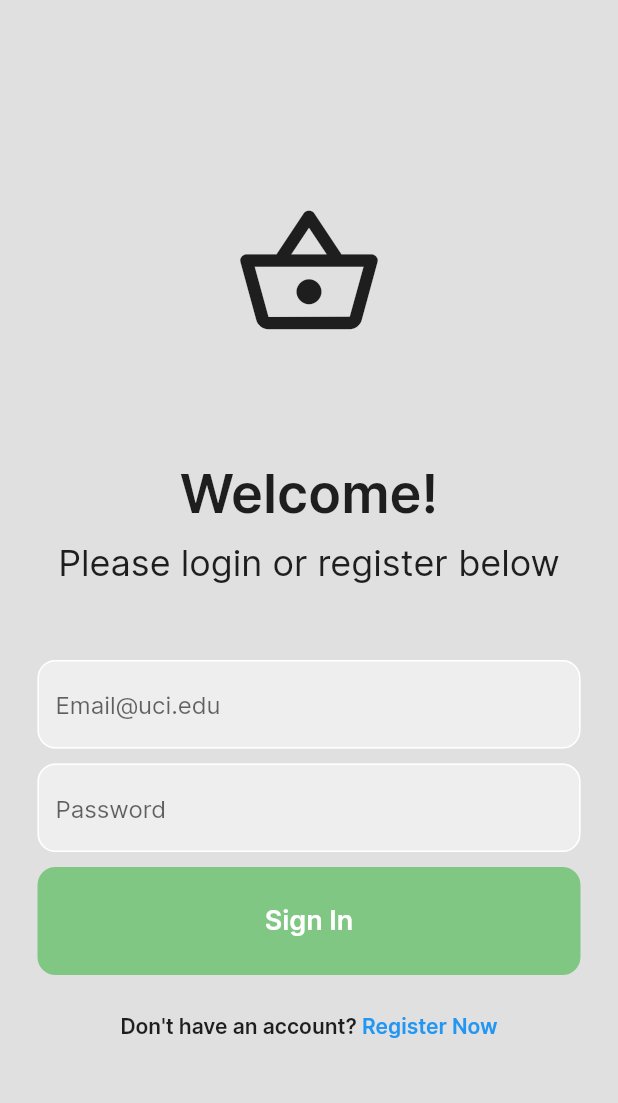
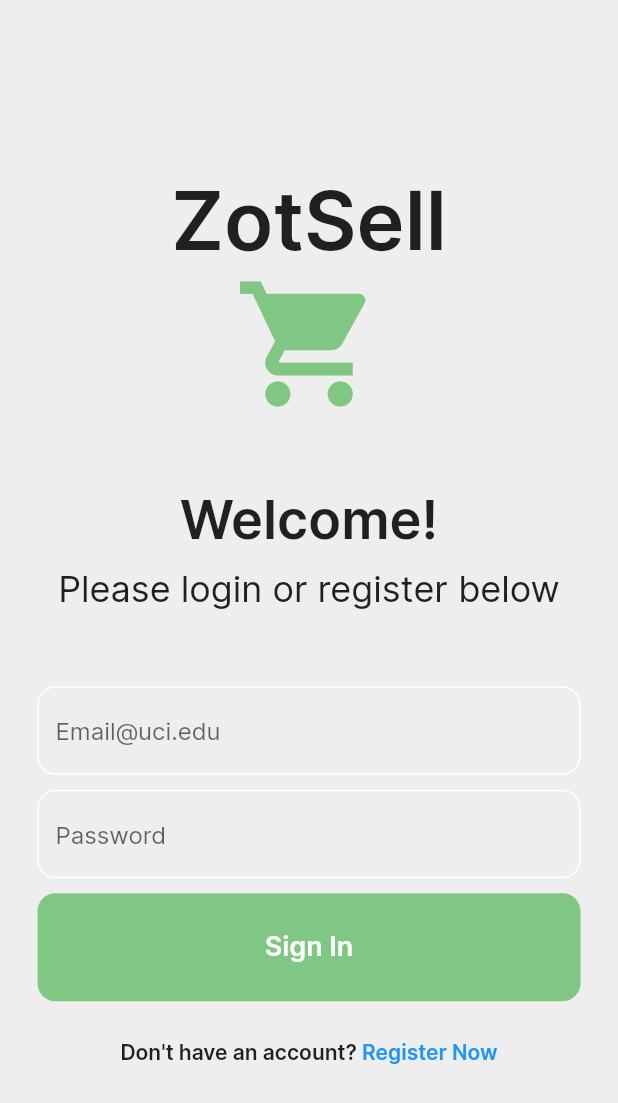
Before and after one commit to juliusya45/ZotSellApp, a Flutter app: the screen it shows after launch, on a phone screen of 412 x 824 dp. Shown: the top 1103 px of the screen. Run offline on Flutter 3.47's test engine with Material 2 defaults, Android fonts, the phone set to English and light mode, and no system bars; our stand-ins replace cached_network_image, cloud_firestore, firebase_auth, firebase_core, flutter_spinkit; accounts and stored records are empty.

Commit message:
adding const and ignoring unnecessary null comp

```diff
--- a/lib/screens/authenticate/login_screen.dart
+++ b/lib/screens/authenticate/login_screen.dart
@@ -40,7 +40,7 @@ class _LoginScreenState extends State<LoginScreen> {
   @override
   Widget build(BuildContext context) {
     return Scaffold(
-      backgroundColor: Colors.grey[300],
+      backgroundColor: Colors.grey[200],
       body: SafeArea(
         child: Center(
           child: SingleChildScrollView(
@@ -48,24 +48,31 @@ class _LoginScreenState extends State<LoginScreen> {
               mainAxisAlignment: MainAxisAlignment.center,
               children: [
               //logo would go here
-              Icon(Icons.shopping_basket_outlined, size: 100),
-              SizedBox(height: 75),
+              const Text(
+                'ZotSell',
+                style: TextStyle(
+                  fontWeight: FontWeight.bold,
+                  fontSize: 54,
+                )
+                ),
+              Icon(Icons.shopping_cart, size: 100, color: Colors.green[300]),
+              const SizedBox(height: 45),
               //Header text to welcome user
-              Text(
+              const Text(
                 'Welcome!',
                 style: TextStyle(
                   fontWeight: FontWeight.bold,
                   fontSize: 36,
                 ),
               ),
-              SizedBox(height: 10),
-              Text(
+              const SizedBox(height: 10),
+              const Text(
                 'Please login or register below',
                 style: TextStyle(
                   fontSize: 24,
                 ),
               ),
-              SizedBox(height: 50),
+              const SizedBox(height: 50),
 
               //username/email textfield
               Padding(
@@ -89,11 +96,11 @@ class _LoginScreenState extends State<LoginScreen> {
                   },
                   decoration: InputDecoration(
                     enabledBorder: OutlineInputBorder(
-                      borderSide: BorderSide(color: Colors.white),
+                      borderSide: const BorderSide(color: Colors.white),
                       borderRadius: BorderRadius.circular(12),
                     ),
                     focusedBorder: OutlineInputBorder(
-                      borderSide: BorderSide(color: Colors.green),
+                      borderSide: const BorderSide(color: Colors.green),
                       borderRadius: BorderRadius.circular(12),
                     ),
                     hintText: 'Email@uci.edu',
@@ -102,7 +109,7 @@ class _LoginScreenState extends State<LoginScreen> {
                   ),
                   ),
                 ),
-              SizedBox(height: 10),
+              const SizedBox(height: 10),
 
               //password textfield
               Padding(
@@ -111,11 +118,11 @@ class _LoginScreenState extends State<LoginScreen> {
                   controller: _passwordController,
                   decoration: InputDecoration(
                     enabledBorder: OutlineInputBorder(
-                      borderSide: BorderSide(color: Colors.white),
+                      borderSide: const BorderSide(color: Colors.white),
                       borderRadius: BorderRadius.circular(12),
                     ),
                     focusedBorder: OutlineInputBorder(
-                      borderSide: BorderSide(color: Colors.green),
+                      borderSide: const BorderSide(color: Colors.green),
                       borderRadius: BorderRadius.circular(12),
                     ),
                     hintText: 'Password',
@@ -125,7 +132,7 @@ class _LoginScreenState extends State<LoginScreen> {
                   obscureText: true,
                   ),
                 ),
-              SizedBox(height: 10),
+              const SizedBox(height: 10),
 
               //sign in button
               Padding(
@@ -133,12 +140,12 @@ class _LoginScreenState extends State<LoginScreen> {
                 child: GestureDetector(
                   onTap: signIn,
                   child: Container(
-                    padding: EdgeInsets.all(25),
+                    padding: const EdgeInsets.all(25),
                     decoration: BoxDecoration(
                       color: Colors.green[300],
                       borderRadius: BorderRadius.circular(12),
                     ),
-                    child: Center(child: Text(
+                    child: const Center(child: Text(
                       'Sign In',
                       style: TextStyle(
                         color: Colors.white,
@@ -149,10 +156,10 @@ class _LoginScreenState extends State<LoginScreen> {
                   ),
                 ),
               ),
-              SizedBox(height: 25),
+              const SizedBox(height: 25),
 
               //new user? register now
-              Row(
+              const Row(
                 mainAxisAlignment: MainAxisAlignment.center,
                 children: [
                   Text('Don\'t have an account?',
```
